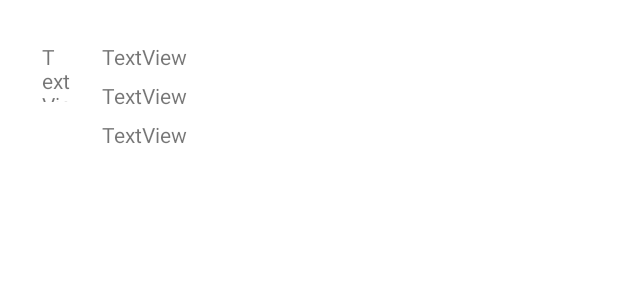
After one commit to RCBaumann/FrutasdoZe, an Android app: the layout lista_produtos.xml on its own in the app's theme, with its tools: preview values and no code run, on a phone screen of 412 x 824 dp. The commit adds this screen. Shown: the top 300 px of the screen. Run offline under Robolectric (Android 15) with nearby library versions, the phone set to English and light mode, and no system bars; Roboto replaces fonts that are not available here.

Commit message:
add recyclerview OK

```diff
--- a/app/src/main/java/com/graxa/frutasdoz/data/Produtos.kt
+++ b/app/src/main/java/com/graxa/frutasdoz/data/Produtos.kt
@@ -10,4 +10,5 @@ data class Produtos(
     val name: String,
     val tipoProduto: String,
     val dataValidade: Int
+    //todo colocar campos restantes
 )
--- /dev/null
+++ b/app/src/main/res/layout/lista_produtos.xml
@@ -0,0 +1,47 @@
+<?xml version="1.0" encoding="utf-8"?>
+<androidx.constraintlayout.widget.ConstraintLayout xmlns:android="http://schemas.android.com/apk/res/android"
+    xmlns:app="http://schemas.android.com/apk/res-auto"
+    xmlns:tools="http://schemas.android.com/tools"
+    android:layout_width="match_parent"
+    android:layout_height="wrap_content"
+    android:padding="24dp"
+    android:id="@+id/rawList"
+    app:layoutManager="androidx.recyclerview.widget.LinearLayoutManager">
+
+    <TextView
+        android:id="@+id/idLista"
+        android:layout_width="20dp"
+        android:layout_height="40dp"
+        android:layout_marginStart="4dp"
+        android:layout_marginTop="4dp"
+        android:text="TextView"
+        app:layout_constraintStart_toStartOf="parent"
+        app:layout_constraintTop_toTopOf="parent" />
+
+    <TextView
+        android:id="@+id/nomeLista"
+        android:layout_width="250dp"
+        android:layout_height="20dp"
+        android:layout_marginStart="20dp"
+        android:text="TextView"
+        app:layout_constraintStart_toEndOf="@+id/idLista"
+        app:layout_constraintTop_toTopOf="@+id/idLista" />
+
+    <TextView
+        android:id="@+id/tipoLista"
+        android:layout_width="250dp"
+        android:layout_height="20dp"
+        android:layout_marginTop="6dp"
+        android:text="TextView"
+        app:layout_constraintStart_toStartOf="@+id/nomeLista"
+        app:layout_constraintTop_toBottomOf="@+id/nomeLista" />
+
+    <TextView
+        android:id="@+id/dataLista"
+        android:layout_width="250dp"
+        android:layout_height="20dp"
+        android:layout_marginTop="6dp"
+        android:text="TextView"
+        app:layout_constraintStart_toStartOf="@+id/tipoLista"
+        app:layout_constraintTop_toBottomOf="@+id/tipoLista" />
+</androidx.constraintlayout.widget.ConstraintLayout>
--- a/app/src/main/res/values/strings.xml
+++ b/app/src/main/res/values/strings.xml
@@ -1,3 +1,5 @@
 <resources>
     <string name="app_name">Frutas do Zé</string>
+    <!-- TODO: Remove or change this placeholder text -->
+    <string name="hello_blank_fragment">Hello blank fragment</string>
 </resources>
```
Also changed, not shown: app/src/main/java/com/graxa/frutasdoz/CadastroActivity.kt (+4 -5 lines), app/src/main/java/com/graxa/frutasdoz/ListaAdapter.kt (added, +38 -0 lines), app/src/main/java/com/graxa/frutasdoz/MainActivity.kt (+36 -1 lines), app/src/main/java/com/graxa/frutasdoz/data/ProdutosViewModel.kt (+6 -4 lines), app/src/main/res/layout/activity_main.xml (+13 -13 lines).
